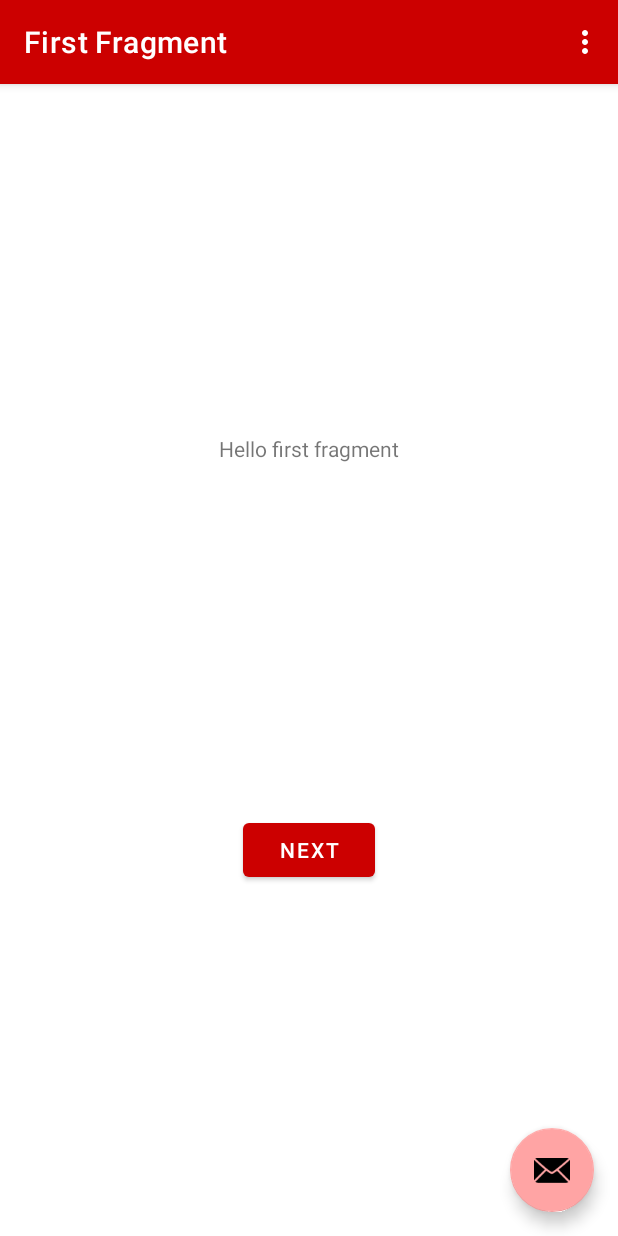
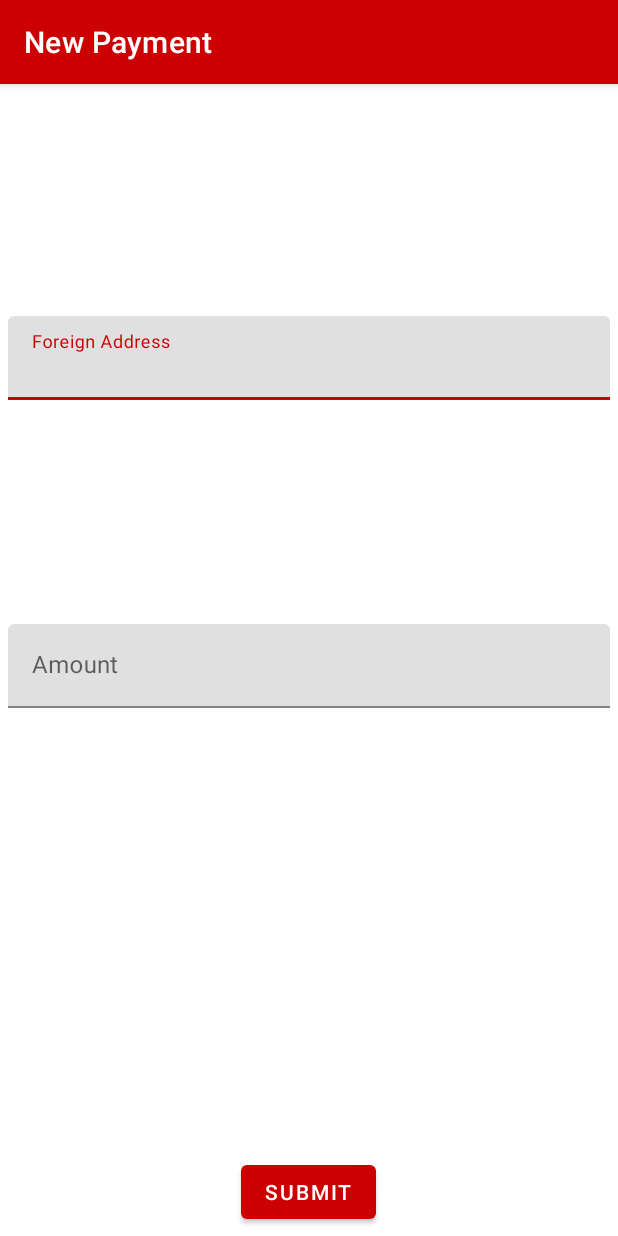
Before and after one commit to lushtechnology/ZPass, an Android app: the screen it shows after launch (MainActivity before the commit, PaymentActivity after it), after a tap on an icon or button, on a phone screen of 412 x 824 dp. Run offline under Robolectric (Android 15) with nearby library versions, the phone set to English and light mode, and no system bars; our stand-ins replace navigation-ui; 4 statements that could not run were skipped.

Commit message:
demo app finalize UX

```diff
--- a/demo/src/main/java/com/lushtechnology/demo/FirstFragment.java
+++ /dev/null
@@ -1,47 +0,0 @@
-package com.lushtechnology.demo;
-
-import android.os.Bundle;
-import android.view.LayoutInflater;
-import android.view.View;
-import android.view.ViewGroup;
-
-import androidx.annotation.NonNull;
-import androidx.fragment.app.Fragment;
-import androidx.navigation.fragment.NavHostFragment;
-
-import com.lushtechnology.demo.databinding.FragmentFirstBinding;
-
-public class FirstFragment extends Fragment {
-
-    private FragmentFirstBinding binding;
-
-    @Override
-    public View onCreateView(
-            LayoutInflater inflater, ViewGroup container,
-            Bundle savedInstanceState
-    ) {
-
-        binding = FragmentFirstBinding.inflate(inflater, container, false);
-        return binding.getRoot();
-
-    }
-
-    public void onViewCreated(@NonNull View view, Bundle savedInstanceState) {
-        super.onViewCreated(view, savedInstanceState);
-
-        binding.buttonFirst.setOnClickListener(new View.OnClickListener() {
-            @Override
-            public void onClick(View view) {
-                NavHostFragment.findNavController(FirstFragment.this)
-                        .navigate(R.id.action_FirstFragment_to_SecondFragment);
-            }
-        });
-    }
-
-    @Override
-    public void onDestroyView() {
-        super.onDestroyView();
-        binding = null;
-    }
-
-}
--- a/demo/src/main/java/com/lushtechnology/demo/MainActivity.java
+++ b/demo/src/main/java/com/lushtechnology/demo/MainActivity.java
@@ -10,6 +10,7 @@ import androidx.appcompat.app.AppCompatActivity;
 
 import android.os.IBinder;
 import android.os.RemoteException;
+import android.os.StrictMode;
 import android.view.View;
 
 import androidx.navigation.NavController;
@@ -17,11 +18,13 @@ import androidx.navigation.Navigation;
 import androidx.navigation.ui.AppBarConfiguration;
 import androidx.navigation.ui.NavigationUI;
 
+import com.google.android.material.textfield.TextInputEditText;
 import com.lushtechnology.demo.databinding.ActivityMainBinding;
 import com.lushtechnology.zpass.IXRPAccountService;
 
 import android.view.Menu;
 import android.view.MenuItem;
+import android.widget.TextView;
 import android.widget.Toast;
 
 public class MainActivity extends AppCompatActivity {
@@ -38,14 +41,11 @@ public class MainActivity extends AppCompatActivity {
 
         setSupportActionBar(binding.toolbar);
 
-        NavController navController = Navigation.findNavController(this, R.id.nav_host_fragment_content_main);
-        appBarConfiguration = new AppBarConfiguration.Builder(navController.getGraph()).build();
-        NavigationUI.setupActionBarWithNavController(this, navController, appBarConfiguration);
-
         binding.fab.setOnClickListener(new View.OnClickListener() {
             @Override
             public void onClick(View view) {
-                sendMessage();
+                Intent intent = new Intent(MainActivity.this, PaymentActivity.class);
+                startActivity(intent);
             }
         });
 
@@ -55,36 +55,43 @@ public class MainActivity extends AppCompatActivity {
                 "com.lushtechnology.zpass.XRPAccountService");
 
         bindService(intent, myConnection, Context.BIND_AUTO_CREATE);
+
+        // TODO: fix long background process
+        StrictMode.ThreadPolicy gfgPolicy = new StrictMode.ThreadPolicy.Builder().permitAll().build();
+        StrictMode.setThreadPolicy(gfgPolicy);
     }
 
-    public void sendMessage()
-    {
-        if (!isBound) return;
+    public void loadWalletInformation() {
+        try {
+            String address = xrpService.getAccountAddress();
+            long amountInDrops = xrpService.getAccountValue();
 
-        try {
-            long amount = xrpService.getAccountValue();
-            Toast.makeText(getApplicationContext(), "Account value is " + amount,
-                    Toast.LENGTH_SHORT).show();
+            Double amountInXRP = amountInDrops / 1000000.0;
+
+            TextView editAddress =  this.findViewById(R.id.txtAddress);
+            TextView editAmount =  this.findViewById(R.id.txtAmountInXRP);
+
+            editAddress.setText(address);
+            editAmount.setText("" + amountInXRP);
         } catch (RemoteException e) {
             e.printStackTrace();
         }
     }
 
     IXRPAccountService xrpService = null;
-    boolean isBound;
     private ServiceConnection myConnection =
             new ServiceConnection() {
                 public void onServiceConnected(
                         ComponentName className,
                         IBinder service) {
                     xrpService = IXRPAccountService.Stub.asInterface(service);
-                    isBound = true;
+
+                    loadWalletInformation();
                 }
 
                 public void onServiceDisconnected(
                         ComponentName className) {
                     xrpService = null;
-                    isBound = false;
                 }
             };
 
@@ -109,11 +116,4 @@ public class MainActivity extends AppCompatActivity {
 
         return super.onOptionsItemSelected(item);
     }
-
-    @Override
-    public boolean onSupportNavigateUp() {
-        NavController navController = Navigation.findNavController(this, R.id.nav_host_fragment_content_main);
-        return NavigationUI.navigateUp(navController, appBarConfiguration)
-                || super.onSupportNavigateUp();
-    }
 }
--- /dev/null
+++ b/demo/src/main/java/com/lushtechnology/demo/PaymentActivity.java
@@ -0,0 +1,78 @@
+package com.lushtechnology.demo;
+
+import androidx.appcompat.app.AppCompatActivity;
+
+import android.content.ComponentName;
+import android.content.Context;
+import android.content.Intent;
+import android.content.ServiceConnection;
+import android.os.Bundle;
+import android.os.IBinder;
+import android.os.RemoteException;
+import android.os.StrictMode;
+import android.view.View;
+import android.widget.Button;
+import android.widget.Toast;
+
+import com.google.android.material.textfield.TextInputEditText;
+import com.lushtechnology.zpass.IXRPAccountService;
+
+public class PaymentActivity extends AppCompatActivity {
+
+    @Override
+    protected void onCreate(Bundle savedInstanceState) {
+        super.onCreate(savedInstanceState);
+        setContentView(R.layout.activity_payment);
+        setTitle("New Payment");
+        Button payButton = findViewById(R.id.payButton);
+
+        payButton.setOnClickListener(new View.OnClickListener() {
+            @Override
+            public void onClick(View view) {
+
+                TextInputEditText txtAddress = findViewById(R.id.edit_foreignAddress);
+                TextInputEditText txtAmount = findViewById(R.id.edit_amountInXRP);
+
+                String foreignAddress = txtAddress.getText().toString();
+                double amount = Double.parseDouble(txtAmount.getText().toString());
+                long amountIndrops = (long)amount * 1000000;
+
+                try {
+                    xrpService.pay(foreignAddress, amountIndrops);
+                } catch(RemoteException rex) {
+                    Toast.makeText(PaymentActivity.this, "Error", Toast.LENGTH_LONG).show();
+                    return;
+                }
+
+                finish();
+            }
+        });
+
+        // bind to XRP account service
+        Intent intent = new Intent();
+        intent.setClassName("com.lushtechnology.zpass",
+                "com.lushtechnology.zpass.XRPAccountService");
+
+        bindService(intent, myConnection, Context.BIND_AUTO_CREATE);
+
+        // TODO: fix long background process
+        StrictMode.ThreadPolicy gfgPolicy = new StrictMode.ThreadPolicy.Builder().permitAll().build();
+        StrictMode.setThreadPolicy(gfgPolicy);
+    }
+
+    IXRPAccountService xrpService = null;
+    private ServiceConnection myConnection =
+            new ServiceConnection() {
+                public void onServiceConnected(
+                        ComponentName className,
+                        IBinder service) {
+                    xrpService = IXRPAccountService.Stub.asInterface(service);
+                }
+
+                public void onServiceDisconnected(
+                        ComponentName className) {
+                    xrpService = null;
+                }
+            };
+
+}
--- a/demo/src/main/res/layout/activity_main.xml
+++ b/demo/src/main/res/layout/activity_main.xml
@@ -29,6 +29,6 @@
         android:layout_gravity="bottom|end"
         android:layout_marginEnd="@dimen/fab_margin"
         android:layout_marginBottom="16dp"
-        app:srcCompat="@android:drawable/ic_dialog_email" />
+        app:srcCompat="@android:drawable/ic_menu_send" />
 
 </androidx.coordinatorlayout.widget.CoordinatorLayout>
--- /dev/null
+++ b/demo/src/main/res/layout/activity_payment.xml
@@ -0,0 +1,52 @@
+<?xml version="1.0" encoding="utf-8"?>
+<LinearLayout xmlns:android="http://schemas.android.com/apk/res/android"
+    xmlns:app="http://schemas.android.com/apk/res-auto"
+    xmlns:tools="http://schemas.android.com/tools"
+    android:layout_width="match_parent"
+    android:layout_height="match_parent"
+    android:orientation="vertical"
+    android:layout_margin="5dp"
+    tools:context=".PaymentActivity">
+
+    <com.google.android.material.textfield.TextInputLayout
+        android:layout_width="match_parent"
+        android:layout_height="match_parent"
+        android:layout_weight="1">
+
+        <com.google.android.material.textfield.TextInputEditText
+            android:id="@+id/edit_foreignAddress"
+            android:layout_width="match_parent"
+            android:layout_height="wrap_content"
+            android:layout_weight="1"
+            android:autofillHints=""
+            android:ems="10"
+            android:hint="Foreign Address"
+            android:inputType="text" />
+    </com.google.android.material.textfield.TextInputLayout>
+
+    <com.google.android.material.textfield.TextInputLayout
+        android:layout_width="match_parent"
+        android:layout_height="match_parent"
+        android:layout_weight="1">
+
+        <com.google.android.material.textfield.TextInputEditText
+            android:id="@+id/edit_amountInXRP"
+            android:layout_width="match_parent"
+            android:layout_height="wrap_content"
+            android:autofillHints=""
+            android:ems="10"
+            android:hint="Amount"
+            android:inputType="numberDecimal"
+            android:textAlignment="viewStart" />
+
+    </com.google.android.material.textfield.TextInputLayout>
+
+    <Button
+        android:id="@+id/payButton"
+        android:text="Submit"
+        android:layout_gravity="center_horizontal"
+        android:layout_width="wrap_content"
+        android:layout_height="wrap_content">
+
+    </Button>
+</LinearLayout>
--- a/demo/src/main/res/layout/content_main.xml
+++ b/demo/src/main/res/layout/content_main.xml
@@ -1,19 +1,54 @@
 <?xml version="1.0" encoding="utf-8"?>
-<androidx.constraintlayout.widget.ConstraintLayout xmlns:android="http://schemas.android.com/apk/res/android"
+<LinearLayout xmlns:android="http://schemas.android.com/apk/res/android"
     xmlns:app="http://schemas.android.com/apk/res-auto"
     android:layout_width="match_parent"
     android:layout_height="match_parent"
+    android:orientation="vertical"
+    android:layout_gravity="top"
+    android:layout_margin="5dp"
     app:layout_behavior="@string/appbar_scrolling_view_behavior">
 
-    <fragment
-        android:id="@+id/nav_host_fragment_content_main"
-        android:name="androidx.navigation.fragment.NavHostFragment"
-        android:layout_width="0dp"
-        android:layout_height="0dp"
-        app:defaultNavHost="true"
-        app:layout_constraintBottom_toBottomOf="parent"
-        app:layout_constraintEnd_toEndOf="parent"
-        app:layout_constraintStart_toStartOf="parent"
-        app:layout_constraintTop_toTopOf="parent"
-        app:navGraph="@navigation/nav_graph" />
-</androidx.constraintlayout.widget.ConstraintLayout>
+
+    <TextView
+        android:layout_width="match_parent"
+        android:layout_height="wrap_content"
+        android:text="Customer registered account information:"
+        android:layout_margin="5dp"
+        android:textAppearance="@style/TextAppearance.AppCompat.Large">
+
+    </TextView>
+
+    <TextView
+        android:layout_width="match_parent"
+        android:layout_height="wrap_content"
+        android:layout_margin="5dp"
+        android:text="Address">
+    </TextView>
+    <TextView
+        android:id="@+id/txtAddress"
+        android:layout_width="match_parent"
+        android:layout_height="wrap_content"
+        android:layout_margin="5dp"
+
+        android:text="xxxxx"
+        android:textAppearance="@style/TextAppearance.AppCompat.Medium">
+    </TextView>
+
+    <TextView
+        android:layout_width="match_parent"
+        android:layout_height="wrap_content"
+        android:layout_margin="5dp"
+
+        android:text="Balance">
+    </TextView>
+    <TextView
+        android:id="@+id/txtAmountInXRP"
+        android:layout_width="match_parent"
+        android:layout_height="wrap_content"
+        android:text="0.0"
+        android:layout_margin="5dp"
+
+        android:textAppearance="@style/TextAppearance.AppCompat.Medium">
+    </TextView>
+
+</LinearLayout>
--- a/demo/src/main/res/layout/fragment_first.xml
+++ /dev/null
@@ -1,28 +0,0 @@
-<?xml version="1.0" encoding="utf-8"?>
-<androidx.constraintlayout.widget.ConstraintLayout xmlns:android="http://schemas.android.com/apk/res/android"
-    xmlns:app="http://schemas.android.com/apk/res-auto"
-    xmlns:tools="http://schemas.android.com/tools"
-    android:layout_width="match_parent"
-    android:layout_height="match_parent"
-    tools:context=".FirstFragment">
-
-    <TextView
-        android:id="@+id/textview_first"
-        android:layout_width="wrap_content"
-        android:layout_height="wrap_content"
-        android:text="@string/hello_first_fragment"
-        app:layout_constraintBottom_toTopOf="@id/button_first"
-        app:layout_constraintEnd_toEndOf="parent"
-        app:layout_constraintStart_toStartOf="parent"
-        app:layout_constraintTop_toTopOf="parent" />
-
-    <Button
-        android:id="@+id/button_first"
-        android:layout_width="wrap_content"
-        android:layout_height="wrap_content"
-        android:text="@string/next"
-        app:layout_constraintBottom_toBottomOf="parent"
-        app:layout_constraintEnd_toEndOf="parent"
-        app:layout_constraintStart_toStartOf="parent"
-        app:layout_constraintTop_toBottomOf="@id/textview_first" />
-</androidx.constraintlayout.widget.ConstraintLayout>
--- a/demo/src/main/res/navigation/nav_graph.xml
+++ /dev/null
@@ -1,28 +0,0 @@
-<?xml version="1.0" encoding="utf-8"?>
-<navigation xmlns:android="http://schemas.android.com/apk/res/android"
-    xmlns:app="http://schemas.android.com/apk/res-auto"
-    xmlns:tools="http://schemas.android.com/tools"
-    android:id="@+id/nav_graph"
-    app:startDestination="@id/FirstFragment">
-
-    <fragment
-        android:id="@+id/FirstFragment"
-        android:name="com.lushtechnology.demo.FirstFragment"
-        android:label="@string/first_fragment_label"
-        tools:layout="@layout/fragment_first">
-
-        <action
-            android:id="@+id/action_FirstFragment_to_SecondFragment"
-            app:destination="@id/SecondFragment" />
-    </fragment>
-    <fragment
-        android:id="@+id/SecondFragment"
-        android:name="com.lushtechnology.demo.SecondFragment"
-        android:label="@string/second_fragment_label"
-        tools:layout="@layout/fragment_second">
-
-        <action
-            android:id="@+id/action_SecondFragment_to_FirstFragment"
-            app:destination="@id/FirstFragment" />
-    </fragment>
-</navigation>
--- a/demo/src/main/res/values/strings.xml
+++ b/demo/src/main/res/values/strings.xml
@@ -9,4 +9,5 @@
 
     <string name="hello_first_fragment">Hello first fragment</string>
     <string name="hello_second_fragment">Hello second fragment. Arg: %1$s</string>
+    <string name="title_activity_payment">Payment</string>
 </resources>
```
Also changed, not shown: app/src/main/java/com/lushtechnology/zpass/XRPAccountService.java (+9 -0 lines), demo/src/main/AndroidManifest.xml (+6 -4 lines), demo/src/main/java/com/lushtechnology/demo/SecondFragment.java (deleted, +0 -47 lines), demo/src/main/res/layout/fragment_second.xml (deleted, +0 -27 lines), app/src/main/aidl/com/lushtechnology/zpass/IXRPAccountService.aidl, demo/src/main/aidl/com/lushtechnology/zpass/IXRPAccountService.aidl.
